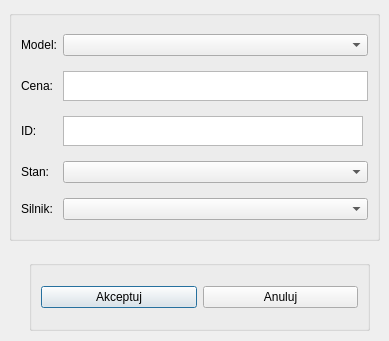
The window that PROEProjekt2/addvehicle.ui (emroczko/CarDealershipManagmentApp) describes before a commit, drawn with Qt 5.
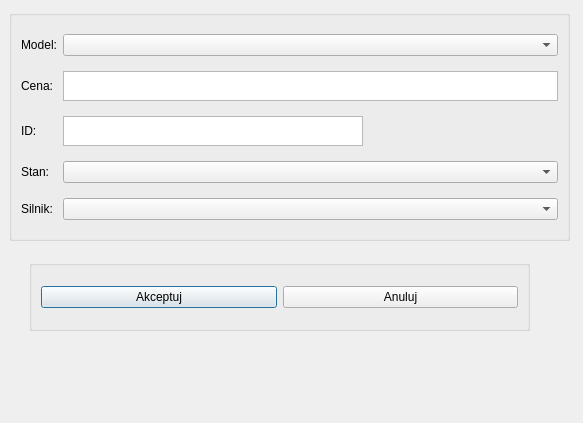
The same window after the commit.

The edit to the form file:
```diff
--- a/PROEProjekt2/addvehicle.ui
+++ b/PROEProjekt2/addvehicle.ui
@@ -6,8 +6,8 @@
    <rect>
     <x>0</x>
     <y>0</y>
-    <width>389</width>
-    <height>341</height>
+    <width>583</width>
+    <height>423</height>
    </rect>
   </property>
   <property name="windowTitle">
@@ -18,7 +18,7 @@
     <rect>
      <x>9</x>
      <y>10</y>
-     <width>371</width>
+     <width>561</width>
      <height>231</height>
     </rect>
    </property>
@@ -94,7 +94,7 @@
     <rect>
      <x>29</x>
      <y>260</y>
-     <width>341</width>
+     <width>501</width>
      <height>71</height>
     </rect>
    </property>
```
